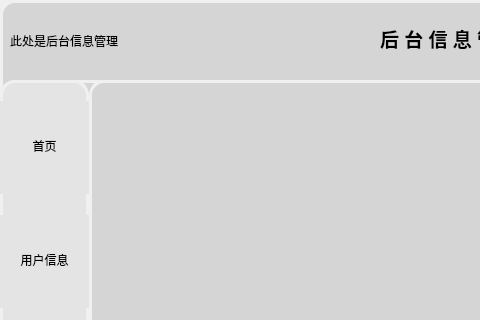
Before: the Qt Designer form CDSignInSystem/backend.ui in ClearDewy/CDSignInSystem, drawn with Qt 5; both pictures show x 0 to 480 and y 0 to 320 of the 1008 by 624 pixel window.
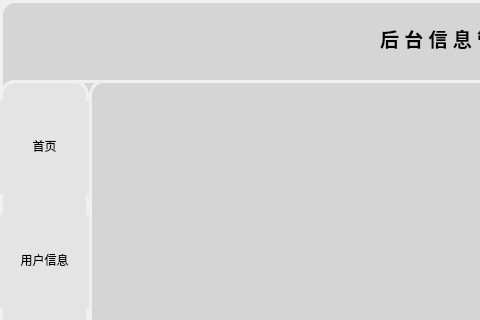
After: the same form once the commit is applied.

What changed in the file:
```diff
--- a/CDSignInSystem/backend.ui
+++ b/CDSignInSystem/backend.ui
@@ -24,19 +24,6 @@
 background-color: rgb(213, 213, 213);
 }</string>
    </property>
-   <widget class="QLabel" name="label">
-    <property name="geometry">
-     <rect>
-      <x>10</x>
-      <y>10</y>
-      <width>141</width>
-      <height>61</height>
-     </rect>
-    </property>
-    <property name="text">
-     <string>此处是后台信息管理</string>
-    </property>
-   </widget>
    <widget class="QPushButton" name="LogOut">
     <property name="geometry">
      <rect>
```
